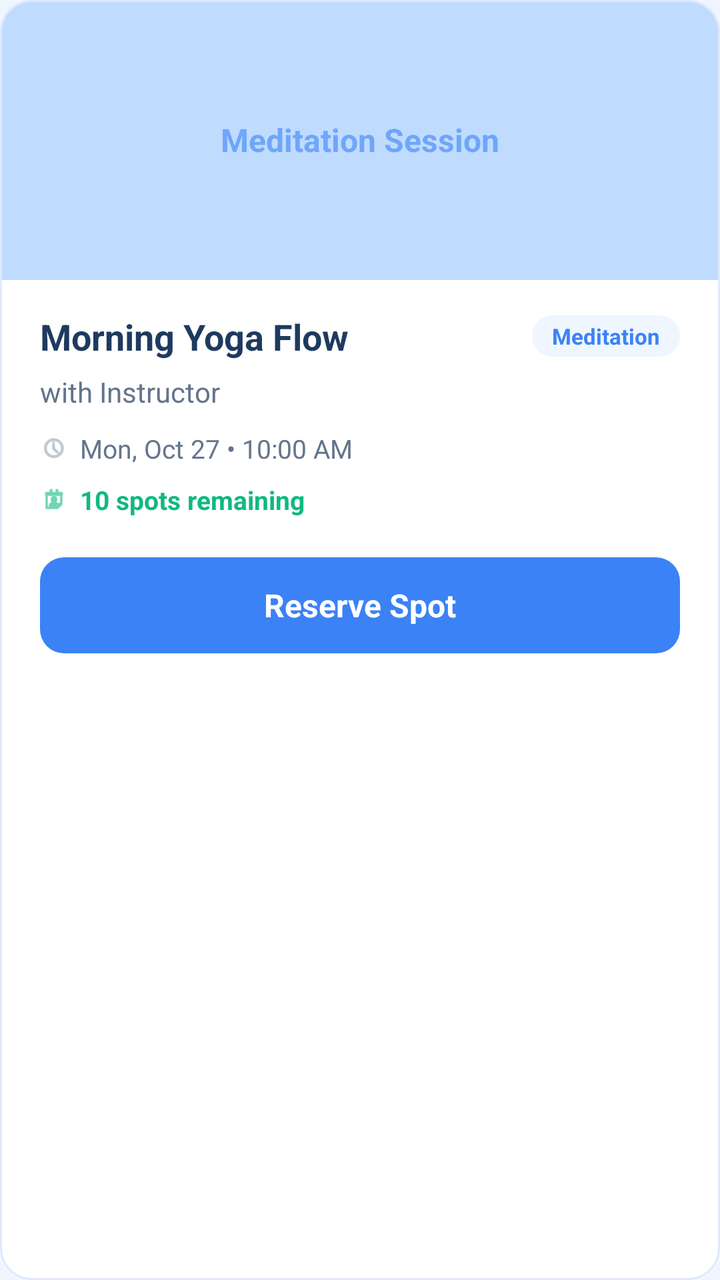
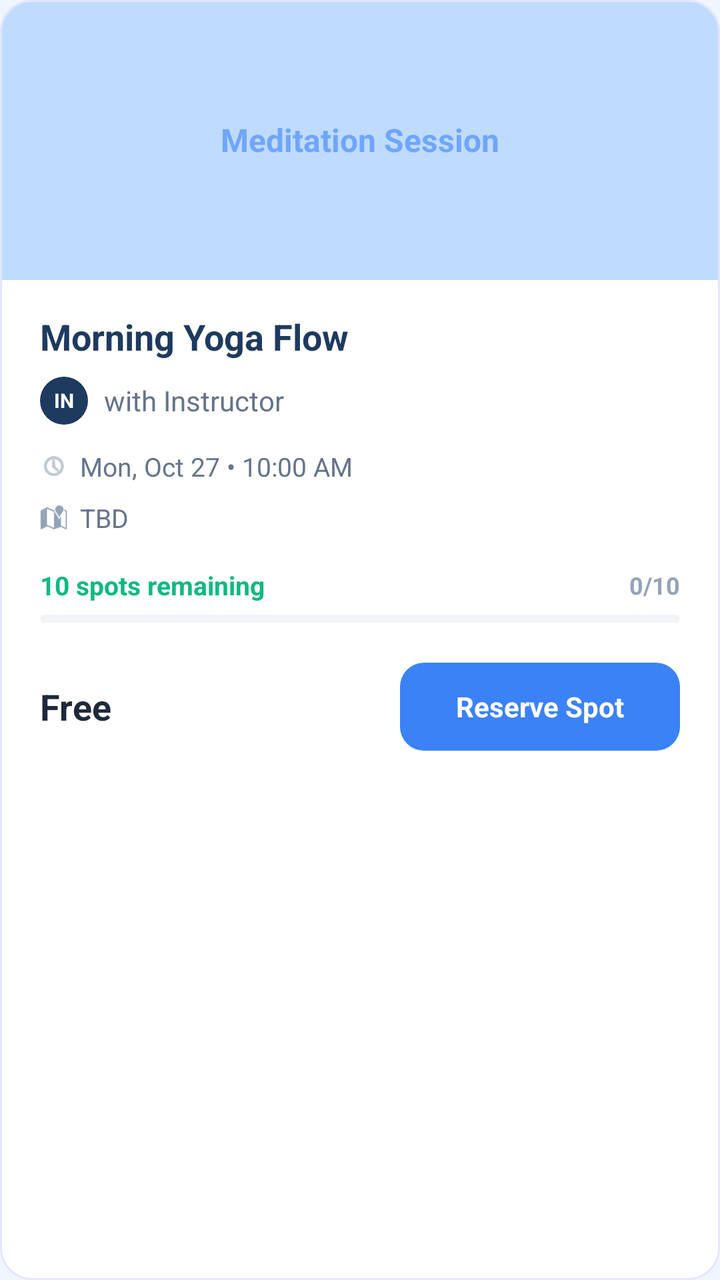

Two renders of the same Android screen: before a commit and after it. Below are the layout's source before the change and the commit's diff.
<!-- AndroidManifest.xml: application theme Theme.Stillness -->
<!-- res/layout/item_session.xml -->
<?xml version="1.0" encoding="utf-8"?>
<com.google.android.material.card.MaterialCardView xmlns:android="http://schemas.android.com/apk/res/android"
    xmlns:app="http://schemas.android.com/apk/res-auto"
    android:layout_width="match_parent"
    android:layout_height="wrap_content"
    android:layout_marginBottom="16dp"
    app:cardCornerRadius="16dp"
    app:cardElevation="0dp"
    app:cardBackgroundColor="@color/white"
    app:strokeColor="#E0E7FF"
    app:strokeWidth="1dp"
    app:cardUseCompatPadding="false">

    <LinearLayout
        android:layout_width="match_parent"
        android:layout_height="wrap_content"
        android:orientation="vertical">

        
        <FrameLayout
            android:id="@+id/flSessionThumb"
            android:layout_width="match_parent"
            android:layout_height="140dp"
            android:background="#BFDBFE">

            <TextView
                android:id="@+id/tvSessionThumbText"
                android:layout_width="wrap_content"
                android:layout_height="wrap_content"
                android:layout_gravity="center"
                android:text="Meditation Session"
                android:textColor="#3B82F6"
                android:alpha="0.6"
                android:textSize="16sp"
                android:textStyle="bold" />
        </FrameLayout>

        
        <LinearLayout
            android:layout_width="match_parent"
            android:layout_height="wrap_content"
            android:orientation="vertical"
            android:paddingHorizontal="20dp"
            android:paddingTop="16dp"
            android:paddingBottom="20dp">

            
            <LinearLayout
                android:layout_width="match_parent"
                android:layout_height="wrap_content"
                android:gravity="center_vertical"
                android:orientation="horizontal">

                <TextView
                    android:id="@+id/tvSessionTitle"
                    android:layout_width="0dp"
                    android:layout_height="wrap_content"
                    android:layout_weight="1"
                    android:text="Morning Yoga Flow"
                    android:textColor="#1E3A5F"
                    android:textSize="18sp"
                    android:textStyle="bold"
                    android:lineSpacingExtra="4dp" />

                <TextView
                    android:id="@+id/tvSessionCategory"
                    android:layout_width="wrap_content"
                    android:layout_height="wrap_content"
                    android:layout_marginStart="8dp"
                    android:background="@drawable/bg_hg_rounded"
                    android:backgroundTint="#EFF6FF"
                    android:paddingHorizontal="10dp"
                    android:paddingVertical="3dp"
                    android:text="Meditation"
                    android:textColor="#3B82F6"
                    android:textSize="11sp"
                    android:textStyle="bold" />
            </LinearLayout>

            
            <TextView
                android:id="@+id/tvSessionInstructor"
                android:layout_width="wrap_content"
                android:layout_height="wrap_content"
                android:layout_marginTop="6dp"
                android:text="with Instructor"
                android:textColor="#64748B"
                android:textSize="14sp" />

            
            <LinearLayout
                android:layout_width="match_parent"
                android:layout_height="wrap_content"
                android:layout_marginTop="10dp"
                android:gravity="center_vertical"
                android:orientation="horizontal">

                <ImageView
                    android:layout_width="14dp"
                    android:layout_height="14dp"
                    android:src="@android:drawable/ic_menu_recent_history"
                    app:tint="#94A3B8" />

                <TextView
                    android:id="@+id/tvSessionDate"
                    android:layout_width="wrap_content"
                    android:layout_height="wrap_content"
                    android:layout_marginStart="6dp"
                    android:text="Mon, Oct 27 • 10:00 AM"
                    android:textColor="#64748B"
                    android:textSize="13sp" />
            </LinearLayout>

            
            <LinearLayout
                android:layout_width="match_parent"
                android:layout_height="wrap_content"
                android:layout_marginTop="8dp"
                android:gravity="center_vertical"
                android:orientation="horizontal">

                <ImageView
                    android:id="@+id/ivSpotsIcon"
                    android:layout_width="14dp"
                    android:layout_height="14dp"
                    android:src="@android:drawable/ic_menu_my_calendar"
                    app:tint="#10B981" />

                <TextView
                    android:id="@+id/tvSessionSpots"
                    android:layout_width="wrap_content"
                    android:layout_height="wrap_content"
                    android:layout_marginStart="6dp"
                    android:text="10 spots remaining"
                    android:textColor="#10B981"
                    android:textSize="13sp"
                    android:textStyle="bold" />
            </LinearLayout>

            
            <TextView
                android:id="@+id/btnReserve"
                android:layout_width="match_parent"
                android:layout_height="48dp"
                android:layout_marginTop="20dp"
                android:background="@drawable/bg_button_primary"
                android:gravity="center"
                android:text="Reserve Spot"
                android:textColor="@color/white"
                android:textSize="16sp"
                android:textStyle="bold" />

        </LinearLayout>
    </LinearLayout>
</com.google.android.material.card.MaterialCardView>
<!-- resources referenced by this layout -->
<resources>
  <color name="white">#FFFFFFFF</color>
  <!-- drawable bg_button_primary (drawable) -->
  <?xml version="1.0" encoding="utf-8"?>
  <ripple xmlns:android="http://schemas.android.com/apk/res/android"
      android:color="@color/stillness_blue_hover">
      <item>
          <shape android:shape="rectangle">
              <solid android:color="@color/stillness_blue_focus" />
              <corners android:radius="12dp" />
          </shape>
      </item>
  </ripple>
  <!-- drawable bg_hg_rounded (drawable) -->
  <?xml version="1.0" encoding="utf-8"?>
  <shape xmlns:android="http://schemas.android.com/apk/res/android"
      android:shape="rectangle">
      <solid android:color="@color/hg_steel" />
      <corners android:radius="16dp" />
  </shape>
  <style name="Theme.Stillness" parent="Base.Theme.Stillness" />
  <color name="stillness_blue_hover">#1D4ED8</color>
  <color name="stillness_blue_focus">#3B82F6</color>
  <color name="hg_steel">#7C94B8</color>
  <style name="Base.Theme.Stillness" parent="Theme.Material3.Light.NoActionBar">
          
          <item name="colorPrimary">@color/stillness_blue_primary</item>
          <item name="colorOnPrimary">@color/white</item>
  
          
          <item name="colorSecondary">@color/stillness_blue_focus</item>
          <item name="colorOnSecondary">@color/white</item>
  
          
          <item name="android:windowBackground">@color/stillness_bg</item>
          <item name="android:statusBarColor">@color/stillness_bg</item>
          <item name="android:windowLightStatusBar">true</item>
          <item name="android:navigationBarColor">@color/white</item>
      </style>
  <color name="stillness_blue_primary">#2563EB</color>
  <color name="stillness_bg">#EFF6FF</color>
</resources>

<!-- the commit's change to res/layout/item_session.xml (unified diff, before → after) -->
@@ -45,53 +45,54 @@
             android:paddingBottom="20dp">
 
             
-            <LinearLayout
-                android:layout_width="match_parent"
-                android:layout_height="wrap_content"
-                android:gravity="center_vertical"
-                android:orientation="horizontal">
-
-                <TextView
-                    android:id="@+id/tvSessionTitle"
-                    android:layout_width="0dp"
-                    android:layout_height="wrap_content"
-                    android:layout_weight="1"
-                    android:text="Morning Yoga Flow"
-                    android:textColor="#1E3A5F"
-                    android:textSize="18sp"
-                    android:textStyle="bold"
-                    android:lineSpacingExtra="4dp" />
-
-                <TextView
-                    android:id="@+id/tvSessionCategory"
+            <TextView
+                android:id="@+id/tvSessionTitle"
+                android:layout_width="match_parent"
+                android:layout_height="wrap_content"
+                android:text="Morning Yoga Flow"
+                android:textColor="#1E3A5F"
+                android:textSize="18sp"
+                android:textStyle="bold"
+                android:lineSpacingExtra="4dp" />
+
+            
+            <LinearLayout
+                android:layout_width="match_parent"
+                android:layout_height="wrap_content"
+                android:layout_marginTop="8dp"
+                android:gravity="center_vertical"
+                android:orientation="horizontal">
+                
+                <FrameLayout
+                    android:layout_width="24dp"
+                    android:layout_height="24dp"
+                    android:background="@drawable/bg_avatar_circle">
+                    <TextView
+                        android:id="@+id/tvAvatarInitials"
+                        android:layout_width="wrap_content"
+                        android:layout_height="wrap_content"
+                        android:layout_gravity="center"
+                        android:text="IN"
+                        android:textColor="@color/white"
+                        android:textSize="10sp"
+                        android:textStyle="bold" />
+                </FrameLayout>
+
+                <TextView
+                    android:id="@+id/tvSessionInstructor"
                     android:layout_width="wrap_content"
                     android:layout_height="wrap_content"
                     android:layout_marginStart="8dp"
-                    android:background="@drawable/bg_hg_rounded"
-                    android:backgroundTint="#EFF6FF"
-                    android:paddingHorizontal="10dp"
-                    android:paddingVertical="3dp"
-                    android:text="Meditation"
-                    android:textColor="#3B82F6"
-                    android:textSize="11sp"
-                    android:textStyle="bold" />
-            </LinearLayout>
-
-            
-            <TextView
-                android:id="@+id/tvSessionInstructor"
-                android:layout_width="wrap_content"
-                android:layout_height="wrap_content"
-                android:layout_marginTop="6dp"
-                android:text="with Instructor"
-                android:textColor="#64748B"
-                android:textSize="14sp" />
-
-            
-            <LinearLayout
-                android:layout_width="match_parent"
-                android:layout_height="wrap_content"
-                android:layout_marginTop="10dp"
+                    android:text="with Instructor"
+                    android:textColor="#64748B"
+                    android:textSize="14sp" />
+            </LinearLayout>
+
+            
+            <LinearLayout
+                android:layout_width="match_parent"
+                android:layout_height="wrap_content"
+                android:layout_marginTop="12dp"
                 android:gravity="center_vertical"
                 android:orientation="horizontal">
 
@@ -120,35 +121,88 @@
                 android:orientation="horizontal">
 
                 <ImageView
-                    android:id="@+id/ivSpotsIcon"
                     android:layout_width="14dp"
                     android:layout_height="14dp"
-                    android:src="@android:drawable/ic_menu_my_calendar"
-                    app:tint="#10B981" />
+                    android:src="@android:drawable/ic_dialog_map"
+                    app:tint="#94A3B8" />
+
+                <TextView
+                    android:id="@+id/tvSessionLocation"
+                    android:layout_width="wrap_content"
+                    android:layout_height="wrap_content"
+                    android:layout_marginStart="6dp"
+                    android:text="TBD"
+                    android:textColor="#64748B"
+                    android:textSize="13sp" />
+            </LinearLayout>
+
+            
+            <LinearLayout
+                android:layout_width="match_parent"
+                android:layout_height="wrap_content"
+                android:layout_marginTop="16dp"
+                android:gravity="center_vertical"
+                android:orientation="horizontal">
 
                 <TextView
                     android:id="@+id/tvSessionSpots"
-                    android:layout_width="wrap_content"
-                    android:layout_height="wrap_content"
-                    android:layout_marginStart="6dp"
+                    android:layout_width="0dp"
+                    android:layout_height="wrap_content"
+                    android:layout_weight="1"
                     android:text="10 spots remaining"
                     android:textColor="#10B981"
                     android:textSize="13sp"
                     android:textStyle="bold" />
-            </LinearLayout>
-
-            
-            <TextView
-                android:id="@+id/btnReserve"
-                android:layout_width="match_parent"
-                android:layout_height="48dp"
+
+                <TextView
+                    android:id="@+id/tvSessionRatio"
+                    android:layout_width="wrap_content"
+                    android:layout_height="wrap_content"
+                    android:text="0/10"
+                    android:textColor="#94A3B8"
+                    android:textSize="12sp"
+                    android:textStyle="bold" />
+            </LinearLayout>
+
+            
+            <ProgressBar
+                android:id="@+id/pbCapacity"
+                style="?android:attr/progressBarStyleHorizontal"
+                android:layout_width="match_parent"
+                android:layout_height="4dp"
+                android:layout_marginTop="6dp"
+                android:progress="0"
+                android:progressDrawable="@drawable/bg_progress_bar" />
+
+            
+            <LinearLayout
+                android:layout_width="match_parent"
+                android:layout_height="wrap_content"
                 android:layout_marginTop="20dp"
-                android:background="@drawable/bg_button_primary"
-                android:gravity="center"
-                android:text="Reserve Spot"
-                android:textColor="@color/white"
-                android:textSize="16sp"
-                android:textStyle="bold" />
+                android:gravity="center_vertical"
+                android:orientation="horizontal">
+
+                <TextView
+                    android:id="@+id/tvPrice"
+                    android:layout_width="0dp"
+                    android:layout_height="wrap_content"
+                    android:layout_weight="1"
+                    android:text="Free"
+                    android:textColor="#1E293B"
+                    android:textSize="18sp"
+                    android:textStyle="bold" />
+
+                <TextView
+                    android:id="@+id/btnReserve"
+                    android:layout_width="140dp"
+                    android:layout_height="44dp"
+                    android:background="@drawable/bg_button_primary"
+                    android:gravity="center"
+                    android:text="Reserve Spot"
+                    android:textColor="@color/white"
+                    android:textSize="14sp"
+                    android:textStyle="bold" />
+            </LinearLayout>
 
         </LinearLayout>
     </LinearLayout>
<!-- resource entries referenced after the edit -->
@@ -1,6 +1,13 @@
 <!-- resources referenced by this layout -->
 <resources>
   <color name="white">#FFFFFFFF</color>
+  <!-- drawable bg_avatar_circle (drawable) -->
+  <?xml version="1.0" encoding="utf-8"?>
+  <shape xmlns:android="http://schemas.android.com/apk/res/android"
+      android:shape="oval">
+      <solid android:color="@color/hg_navy" />
+      <size android:width="80dp" android:height="80dp" />
+  </shape>
   <!-- drawable bg_button_primary (drawable) -->
   <?xml version="1.0" encoding="utf-8"?>
   <ripple xmlns:android="http://schemas.android.com/apk/res/android"
@@ -12,17 +19,28 @@
           </shape>
       </item>
   </ripple>
-  <!-- drawable bg_hg_rounded (drawable) -->
+  <!-- drawable bg_progress_bar (drawable) -->
   <?xml version="1.0" encoding="utf-8"?>
-  <shape xmlns:android="http://schemas.android.com/apk/res/android"
-      android:shape="rectangle">
-      <solid android:color="@color/hg_steel" />
-      <corners android:radius="16dp" />
-  </shape>
+  <layer-list xmlns:android="http://schemas.android.com/apk/res/android">
+      <item android:id="@android:id/background">
+          <shape>
+              <corners android:radius="2dp" />
+              <solid android:color="#F1F5F9" />
+          </shape>
+      </item>
+      <item android:id="@android:id/progress">
+          <clip>
+              <shape>
+                  <corners android:radius="2dp" />
+                  <solid android:color="#10B981" />
+              </shape>
+          </clip>
+      </item>
+  </layer-list>
   <style name="Theme.Stillness" parent="Base.Theme.Stillness" />
+  <color name="hg_navy">@color/stillness_navy</color>
   <color name="stillness_blue_hover">#1D4ED8</color>
   <color name="stillness_blue_focus">#3B82F6</color>
-  <color name="hg_steel">#7C94B8</color>
   <style name="Base.Theme.Stillness" parent="Theme.Material3.Light.NoActionBar">
           
           <item name="colorPrimary">@color/stillness_blue_primary</item>
@@ -38,6 +56,7 @@
           <item name="android:windowLightStatusBar">true</item>
           <item name="android:navigationBarColor">@color/white</item>
       </style>
+  <color name="stillness_navy">#1E3A5F</color>
   <color name="stillness_blue_primary">#2563EB</color>
   <color name="stillness_bg">#EFF6FF</color>
 </resources>
